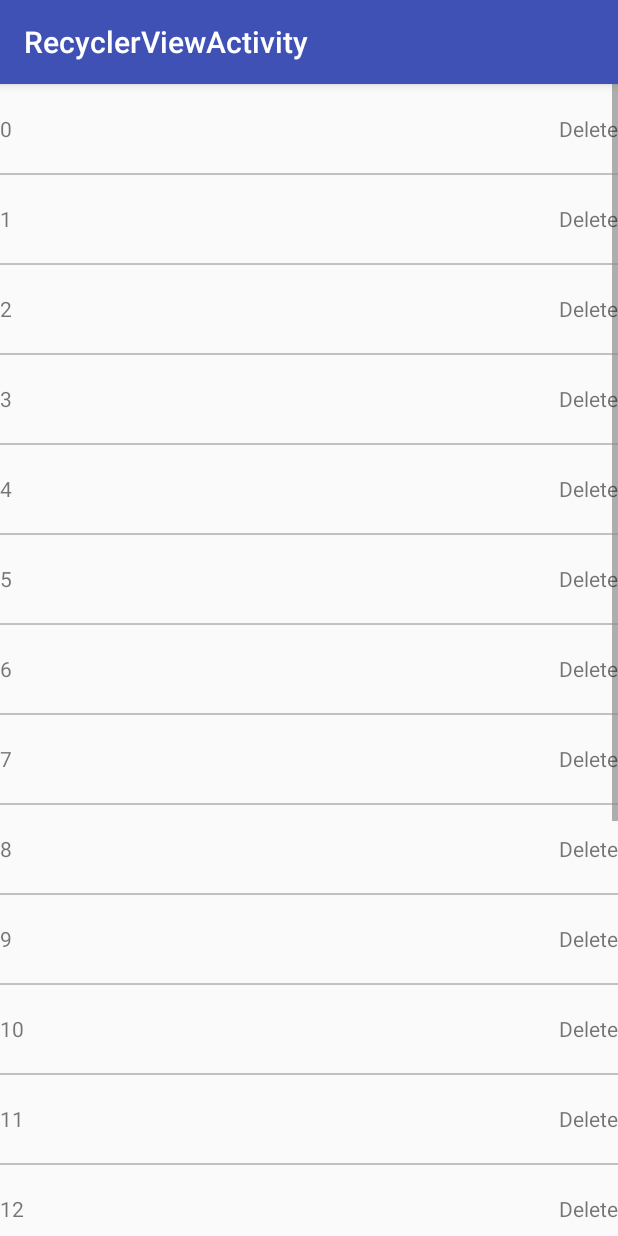
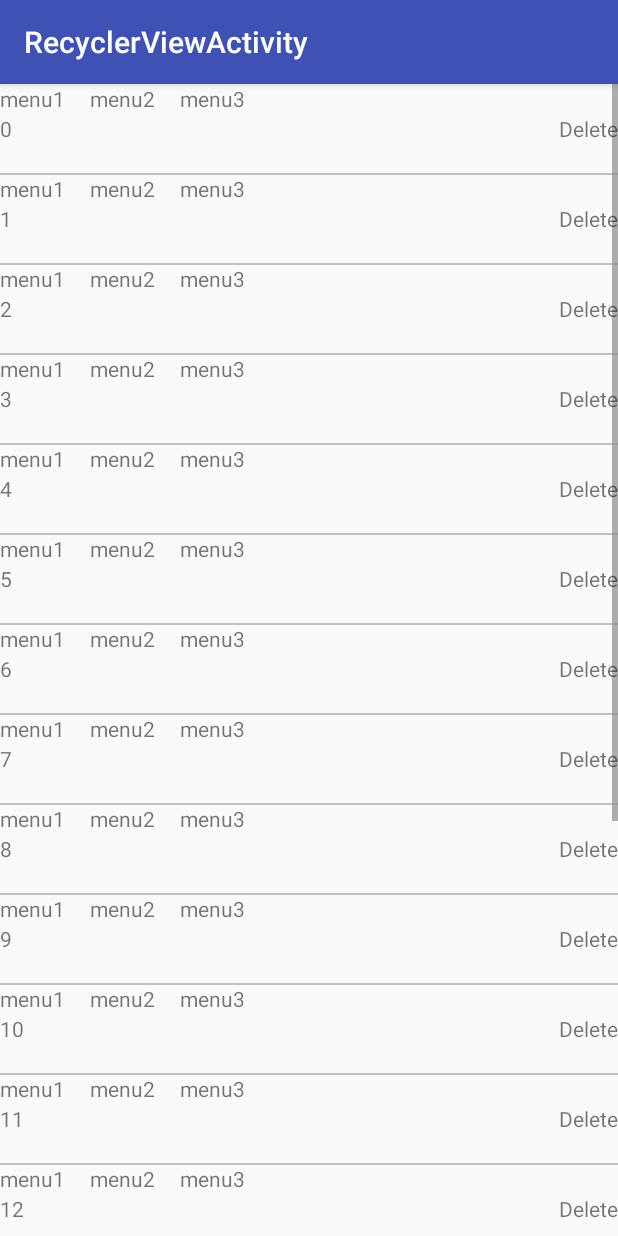
Before and after one commit to xwpeng/TestRecyclerView, an Android app: the RecyclerViewActivity screen opened directly, with no data from a screen before it, on a phone screen of 412 x 824 dp. Run offline under Robolectric (Android 15) with nearby library versions, the phone set to English and light mode, and no system bars.

Commit message:
中断,回家再看

```diff
--- a/app/src/main/java/android/xwpeng/testrecyclerview/ui/adapter/IntListAdapter.java
+++ b/app/src/main/java/android/xwpeng/testrecyclerview/ui/adapter/IntListAdapter.java
@@ -49,7 +49,7 @@ public class IntListAdapter extends RecyclerView.Adapter {
                 PublicUtil.showToast("click: " + data);
             }
         });
-        vh.deleteView.setOnClickListener(new View.OnClickListener() {
+  /*      vh.deleteView.setOnClickListener(new View.OnClickListener() {
             @Override
             public void onClick(View view) {
                 int adapterPosition = vh.getAdapterPosition();
@@ -58,7 +58,8 @@ public class IntListAdapter extends RecyclerView.Adapter {
                     PublicUtil.showToast("delete: " + position);
                 }
             }
-        });
+        });*/
+
 
     }
 //
--- a/app/src/main/res/layout/item_int_list.xml
+++ b/app/src/main/res/layout/item_int_list.xml
@@ -1,9 +1,14 @@
 <?xml version="1.0" encoding="utf-8"?>
-<RelativeLayout xmlns:android="http://schemas.android.com/apk/res/android"
+<cn.lunkr.android.view.SwipeMenuLayout xmlns:android="http://schemas.android.com/apk/res/android"
     android:layout_width="match_parent"
     android:layout_height="60dp"
-    android:gravity="center_vertical"
+    android:orientation="horizontal"
     >
+
+    <RelativeLayout
+        android:layout_width="match_parent"
+        android:layout_height="match_parent"
+        android:gravity="center_vertical">
 
         <TextView
             android:id="@+id/item_int_list_textview"
@@ -14,7 +19,28 @@
             android:id="@+id/item_int_list_deleteview"
             android:layout_width="wrap_content"
             android:layout_height="wrap_content"
-        android:text="Delete"
             android:layout_alignParentRight="true"
-        />
+            android:text="Delete" />
     </RelativeLayout>
+
+    <LinearLayout
+        android:layout_width="wrap_content"
+        android:layout_height="match_parent">
+
+        <TextView
+            android:layout_width="60dp"
+            android:layout_height="match_parent"
+            android:text="menu1" />
+
+        <TextView
+            android:layout_width="60dp"
+            android:layout_height="match_parent"
+            android:text="menu2" />
+
+        <TextView
+            android:layout_width="60dp"
+            android:layout_height="match_parent"
+            android:text="menu3" />
+
+    </LinearLayout>
+</cn.lunkr.android.view.SwipeMenuLayout>
```
Also changed, not shown: app/src/main/java/android/xwpeng/testrecyclerview/entity/Contact.java (added, +10 -0 lines), app/src/main/java/android/xwpeng/testrecyclerview/view/SwipeMenuLayout.java (added, +65 -0 lines). Lines whose indentation alone changed are shown as unchanged.
